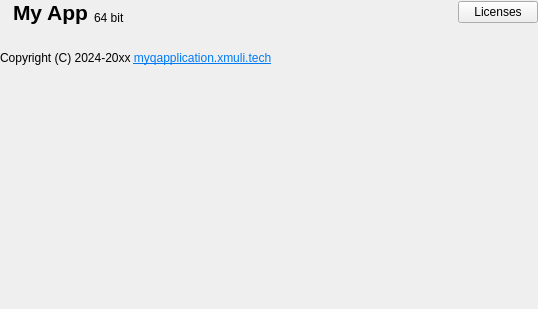
XMuli/myapp-template, file src/ui/setting/sub_about.ui: the form before one commit.
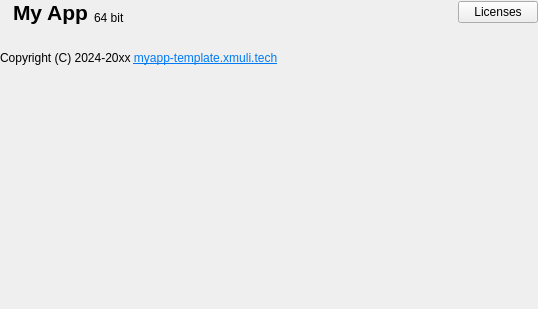
The form after the commit. Icons and pictures are not drawn.

The edit to the form file:
```diff
--- a/src/ui/setting/sub_about.ui
+++ b/src/ui/setting/sub_about.ui
@@ -80,7 +80,7 @@
       <item row="2" column="0" colspan="4">
        <widget class="QLabel" name="labCopyright">
         <property name="text">
-         <string>&lt;html&gt;&lt;head/&gt;&lt;body&gt;&lt;p&gt;Copyright (C) 2024-20xx &lt;a href=&quot;http://myqapplication.xmuli.tech/&quot;&gt;&lt;span style=&quot; text-decoration: underline; color:#007af4;&quot;&gt;myqapplication.xmuli.tech&lt;/span&gt;&lt;/a&gt;&lt;/p&gt;&lt;/body&gt;&lt;/html&gt;</string>
+         <string>&lt;html&gt;&lt;head/&gt;&lt;body&gt;&lt;p&gt;Copyright (C) 2024-20xx &lt;a href=&quot;http://myapp-template.xmuli.tech/&quot;&gt;&lt;span style=&quot; text-decoration: underline; color:#007af4;&quot;&gt;myapp-template.xmuli.tech&lt;/span&gt;&lt;/a&gt;&lt;/p&gt;&lt;/body&gt;&lt;/html&gt;</string>
         </property>
         <property name="openExternalLinks">
          <bool>true</bool>
```
